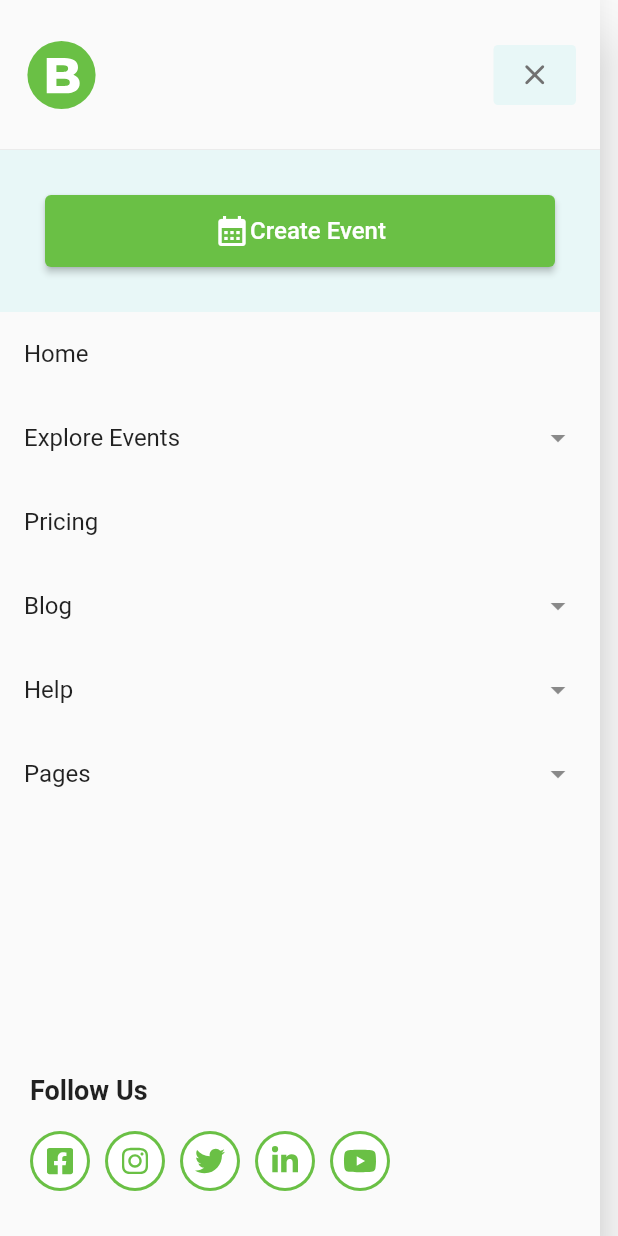
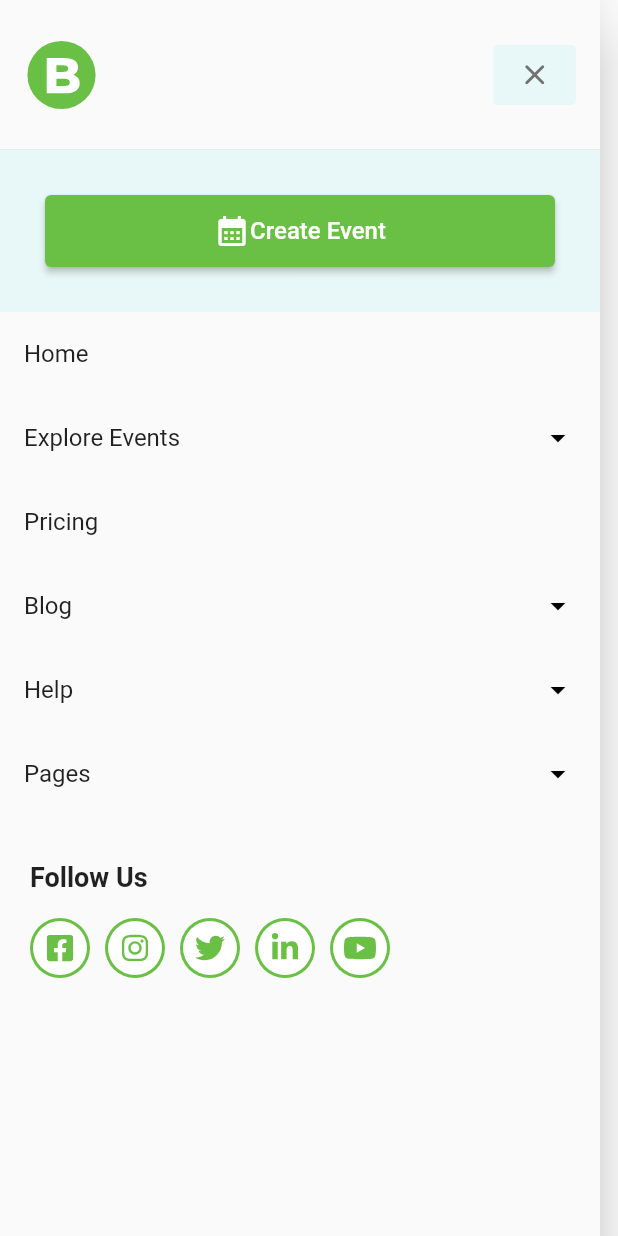
Before and after one commit to oubridaouda/EventAppMobileVersion, a Flutter app: the NavDrawer widget shown alone on an empty page, opened directly, on a phone screen of 412 x 824 dp. Run offline on Flutter 3.47's test engine with Material 2 defaults, Android fonts, the phone set to English and light mode, and no system bars; our stand-ins replace flutter_svg, google_fonts; project files that could hold a hidden picture were left out.

Commit message:
fix: drawer scroll

```diff
--- a/lib/menu/drawer.dart
+++ b/lib/menu/drawer.dart
@@ -4,6 +4,7 @@ import 'package:flutter_svg/flutter_svg.dart';
 
 class NavDrawer extends StatefulWidget {
   final GlobalKey<ScaffoldState> scaffoldKey;
+
   NavDrawer({Key? key, required this.scaffoldKey}) : super(key: key);
 
   @override
@@ -15,7 +16,11 @@ class _NavDrawerState extends State<NavDrawer> {
   Widget build(BuildContext context) {
     return Drawer(
       width: 400,
+      child: SingleChildScrollView(
+        scrollDirection: Axis.vertical,
         child: Column(
+          children: <Widget>[
+            Column(
               mainAxisAlignment: MainAxisAlignment.spaceBetween,
               children: [
                 Column(
@@ -24,7 +29,7 @@ class _NavDrawerState extends State<NavDrawer> {
                         height: 100.0,
                         child: DrawerHeader(
                           margin: EdgeInsets.zero,
-                    padding: EdgeInsets.all(16.0),
+                          padding: const EdgeInsets.all(16.0),
                           child: Row(
                             mainAxisAlignment: MainAxisAlignment.spaceBetween,
                             children: [
@@ -42,7 +47,8 @@ class _NavDrawerState extends State<NavDrawer> {
                                 ),
                                 color: dBackgroud,
                                 onPressed: () {
-                            widget.scaffoldKey.currentState?.closeDrawer();
+                                  widget.scaffoldKey.currentState
+                                      ?.closeDrawer();
                                 },
                                 child: const Icon(
                                   Icons.close_rounded,
@@ -54,7 +60,7 @@ class _NavDrawerState extends State<NavDrawer> {
                           ),
                         )),
                     Container(
-                padding: EdgeInsets.all(30.0),
+                      padding: const EdgeInsets.all(30.0),
                       color: dBackgroud,
                       width: double.infinity,
                       child: ElevatedButton(
@@ -79,32 +85,44 @@ class _NavDrawerState extends State<NavDrawer> {
 
                     //Drawer Menu section
                     ListTile(
-                title: Text('Home'),
+                      title: const Text('Home'),
                       onTap: () {},
                     ),
                     ListTile(
-                title: Text('Explore Events'),
+                      title: const Text('Explore Events'),
                       onTap: () {},
-                trailing: Icon(Icons.arrow_drop_down),
+                      trailing: const Icon(
+                        Icons.arrow_drop_down,
+                        color: Colors.black,
+                      ),
                     ),
                     ListTile(
-                title: Text('Pricing'),
+                      title: const Text('Pricing'),
                       onTap: () {},
                     ),
                     ListTile(
-                title: Text('Blog'),
+                      title: const Text('Blog'),
                       onTap: () {},
-                trailing: Icon(Icons.arrow_drop_down),
+                      trailing: const Icon(
+                        Icons.arrow_drop_down,
+                        color: Colors.black,
+                      ),
                     ),
                     ListTile(
                       title: Text('Help'),
                       onTap: () {},
-                trailing: Icon(Icons.arrow_drop_down),
+                      trailing: const Icon(
+                        Icons.arrow_drop_down,
+                        color: Colors.black,
+                      ),
                     ),
                     ListTile(
-                title: Text('Pages'),
+                      title: const Text('Pages'),
                       onTap: () {},
-                trailing: Icon(Icons.arrow_drop_down),
+                      trailing: const Icon(
+                        Icons.arrow_drop_down,
+                        color: Colors.black,
+                      ),
                     ),
                   ],
                 ),
@@ -118,7 +136,8 @@ class _NavDrawerState extends State<NavDrawer> {
                     children: [
                       const Text(
                         "Follow Us",
-                  style: TextStyle(fontWeight: FontWeight.w600, fontSize: 18.0),
+                        style: TextStyle(
+                            fontWeight: FontWeight.w600, fontSize: 18.0),
                       ),
                       const SizedBox(
                         height: 17.0,
@@ -280,6 +299,9 @@ class _NavDrawerState extends State<NavDrawer> {
                 ),
               ],
             ),
+          ],
+        ),
+      ),
     );
   }
 }
```
Lines whose indentation alone changed are shown as unchanged.
